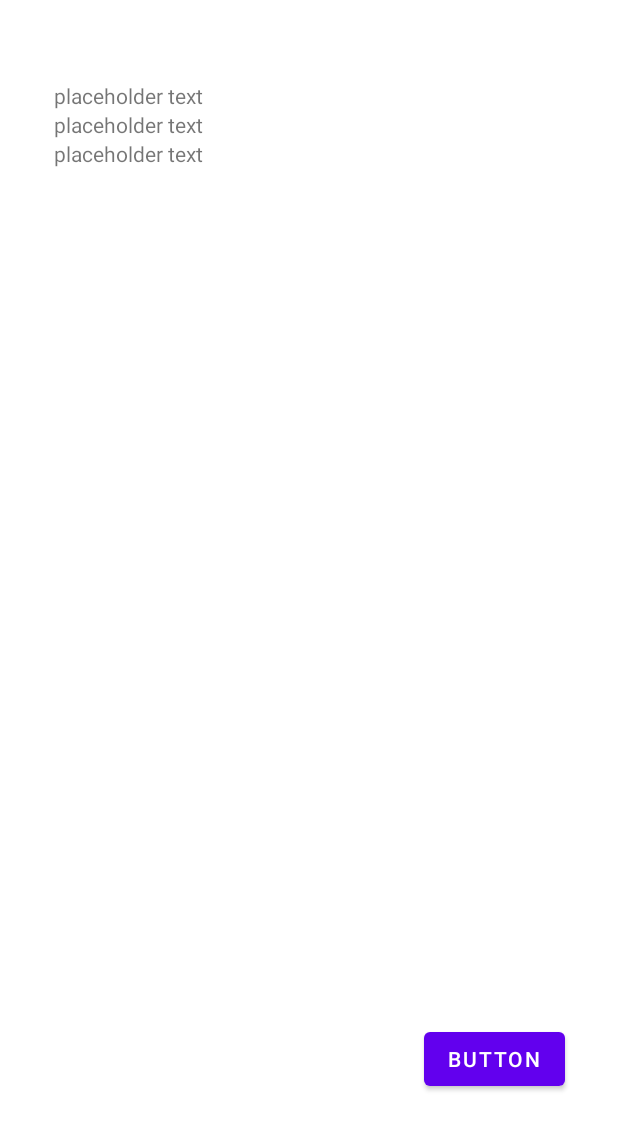
After one commit to alwayzwrightz/TFW_App, an Android app: the layout activity_song_gallery.xml on its own in the app's theme, with its tools: preview values and no code run, on a phone screen of 412 x 824 dp. The commit adds this screen. Shown: the top 1130 px of the screen. Run offline under Robolectric (Android 15) with nearby library versions, the phone set to English and light mode, and no system bars.

Commit message:
Added full room implementation to add a string to a song table. Room implementation includes a repository, database, DAO to fetch data, ViewModel to hold data, and the new Activity which for now is just accessed by a button below the media player.

```diff
--- a/app/src/main/java/com/example/tfwapp/ImageUploadActivity.java
+++ b/app/src/main/java/com/example/tfwapp/ImageUploadActivity.java
@@ -44,7 +44,6 @@ public class ImageUploadActivity extends AppCompatActivity {
     ImageView selectedImage;
     Button cameraBtn, galleryBtn, submitBtn;
     String currentPhotoPath;
-
 
     private FirebaseUser user;
     private DatabaseReference reference;
--- /dev/null
+++ b/app/src/main/res/layout/activity_song_gallery.xml
@@ -0,0 +1,34 @@
+<?xml version="1.0" encoding="utf-8"?>
+<androidx.constraintlayout.widget.ConstraintLayout
+    xmlns:android="http://schemas.android.com/apk/res/android"
+    xmlns:app="http://schemas.android.com/apk/res-auto"
+    xmlns:tools="http://schemas.android.com/tools"
+    android:layout_width="match_parent"
+    android:layout_height="match_parent">
+
+
+    <androidx.recyclerview.widget.RecyclerView
+        android:id="@+id/recyclerview"
+        android:layout_width="340dp"
+        android:layout_height="523dp"
+        app:layout_constraintBottom_toBottomOf="parent"
+        app:layout_constraintEnd_toEndOf="parent"
+        app:layout_constraintStart_toStartOf="parent"
+        app:layout_constraintTop_toTopOf="parent"
+        app:layout_constraintVertical_bias="0.179"
+        tools:listitem="@layout/recyclerview_item"
+        />
+
+    <Button
+        android:id="@+id/button5"
+        android:layout_width="wrap_content"
+        android:layout_height="wrap_content"
+        android:text="Button"
+        app:layout_constraintBottom_toBottomOf="parent"
+        app:layout_constraintEnd_toEndOf="parent"
+        app:layout_constraintHorizontal_bias="0.889"
+        app:layout_constraintStart_toStartOf="parent"
+        app:layout_constraintTop_toBottomOf="@+id/recyclerview"
+        app:layout_constraintVertical_bias="0.528" />
+
+</androidx.constraintlayout.widget.ConstraintLayout>
--- /dev/null
+++ b/app/src/main/res/layout/recyclerview_item.xml
@@ -0,0 +1,26 @@
+<?xml version="1.0" encoding="utf-8"?>
+<!-- Copyright 2018 Google Inc.
+
+Licensed under the Apache License, Version 2.0 (the "License");
+you may not use this file except in compliance with the License.
+You may obtain a copy of the License at
+
+    http://www.apache.org/licenses/LICENSE-2.0
+
+Unless required by applicable law or agreed to in writing, software
+distributed under the License is distributed on an "AS IS" BASIS,
+WITHOUT WARRANTIES OR CONDITIONS OF ANY KIND, either express or implied.
+See the License for the specific language governing permissions and
+limitations under the License. -->
+
+<LinearLayout xmlns:android="http://schemas.android.com/apk/res/android"
+    android:orientation="vertical" android:layout_width="match_parent"
+    xmlns:tools="http://schemas.android.com/tools"
+    android:layout_height="wrap_content">
+
+    <TextView
+        android:id="@+id/textView"
+        android:layout_width="match_parent"
+        android:layout_height="wrap_content"
+        tools:text="placeholder text" />
+</LinearLayout>
--- a/build.gradle
+++ b/build.gradle
@@ -22,3 +22,7 @@ allprojects {
 task clean(type: Delete) {
     delete rootProject.buildDir
 }
+ext {
+    roomVersion = '1.1.1'
+    archLifecycleVersion = '1.1.1'
+}
```
Also changed, not shown: app/build.gradle (+10 -0 lines), app/src/main/AndroidManifest.xml (+11 -14 lines), app/src/main/java/com/example/tfwapp/New_Song_activity.java (added, +41 -0 lines), app/src/main/java/com/example/tfwapp/Song.java (added, +20 -0 lines), app/src/main/java/com/example/tfwapp/SongDao.java (added, +22 -0 lines), app/src/main/java/com/example/tfwapp/SongListAdapter.java (added, +69 -0 lines), app/src/main/java/com/example/tfwapp/SongRepository.java (added, +44 -0 lines), app/src/main/java/com/example/tfwapp/SongRoomDatabase.java (added, +65 -0 lines), app/src/main/java/com/example/tfwapp/SongViewModel.java (added, +24 -0 lines), app/src/main/java/com/example/tfwapp/Song_Gallery.java (added, +68 -0 lines), app/src/main/java/com/example/tfwapp/music_player.java (+10 -0 lines), app/src/main/res/layout/activity_music_player.xml (+40 -25 lines), app/src/main/res/layout/activity_new_song_activity.xml (added, +9 -0 lines), app/src/main/res/xml/styles.xml (added, +58 -0 lines), 2 other files.
